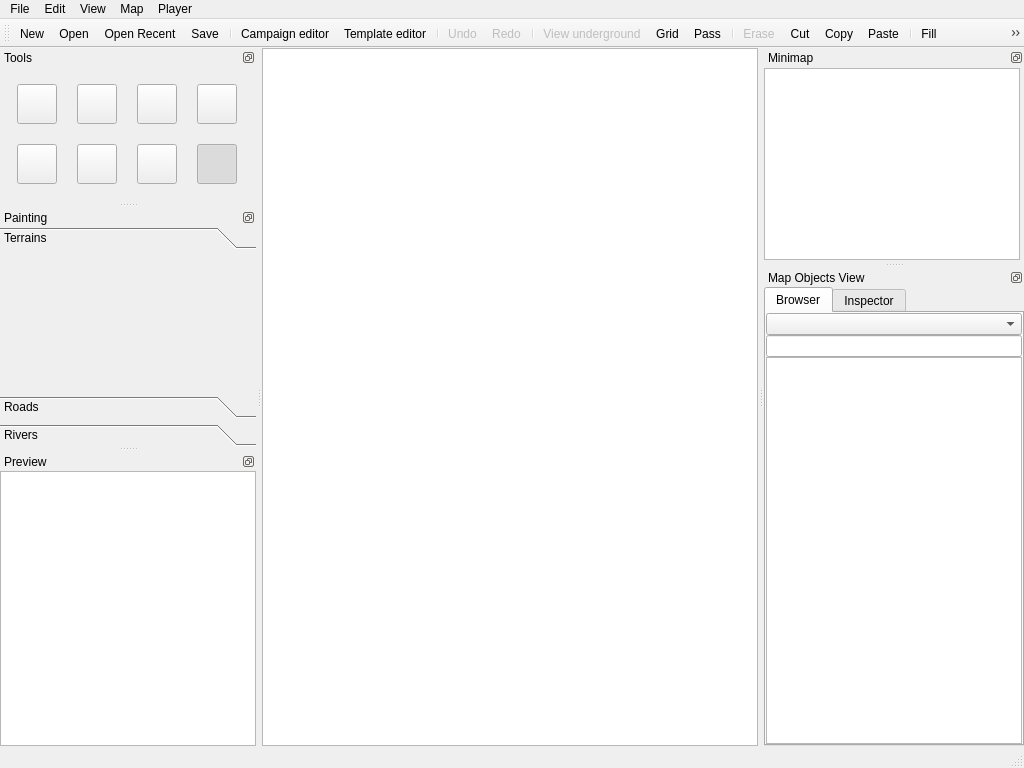
Old version of the form mapeditor/mainwindow.ui in the repository vcmi/vcmi.
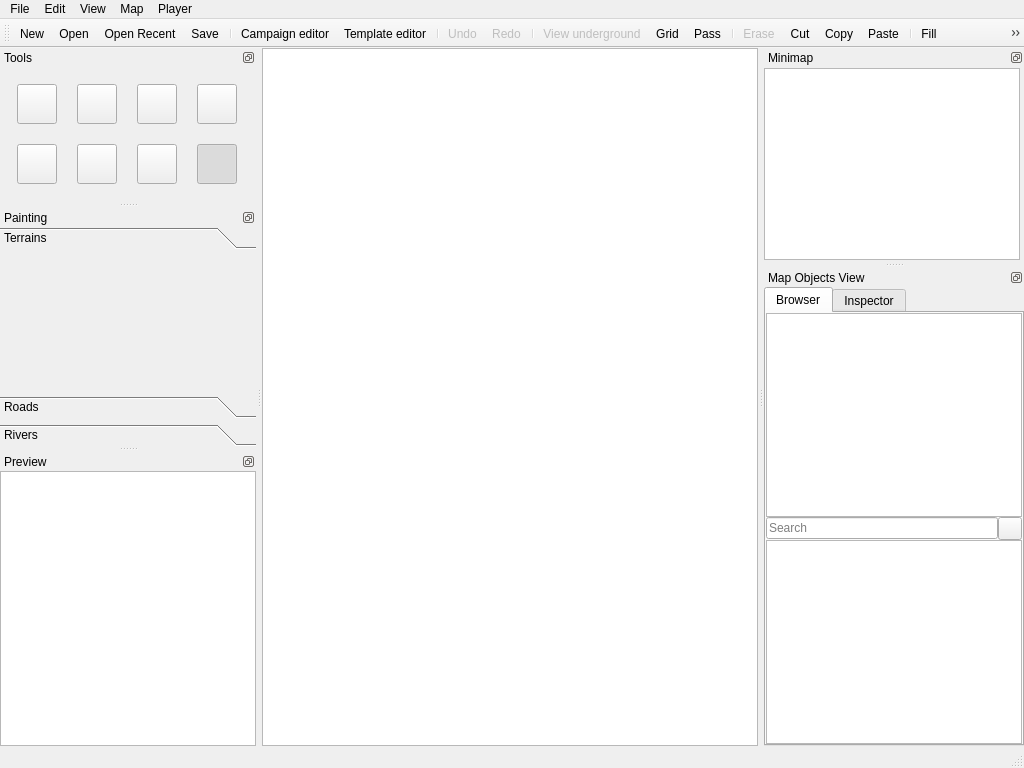
New version of the form. The open tabs and pages were chosen to show the change. Custom widgets are drawn as their Qt base class.

Commit message:
Replace map editor object tree with category buttons and icon grid
Category buttons and a thumbnail grid replace the tree, as in the H3
and HotA editors, and a toggle switches to a list with names. Terrain
buttons replace the terrain filter and show that terrain's obstacles
plus objects specific to it. Search still matches all objects.

Patch:
```diff
--- a/mapeditor/mainwindow.ui
+++ b/mapeditor/mainwindow.ui
@@ -336,20 +336,34 @@
           <number>0</number>
          </property>
          <item>
-          <widget class="QComboBox" name="terrainFilterCombo">
-           <property name="sizePolicy">
-            <sizepolicy hsizetype="Minimum" vsizetype="Fixed">
-             <horstretch>0</horstretch>
-             <verstretch>0</verstretch>
-            </sizepolicy>
-           </property>
-          </widget>
+          <widget class="ObjectCategoryList" name="categoryList"/>
          </item>
          <item>
-          <widget class="QLineEdit" name="filter"/>
+          <layout class="QHBoxLayout" name="filterLayout">
+           <item>
+            <widget class="QLineEdit" name="filter">
+             <property name="placeholderText">
+              <string>Search</string>
+             </property>
+             <property name="clearButtonEnabled">
+              <bool>true</bool>
+             </property>
+            </widget>
+           </item>
+           <item>
+            <widget class="QToolButton" name="viewModeButton">
+             <property name="toolTip">
+              <string>Show as list</string>
+             </property>
+             <property name="checkable">
+              <bool>true</bool>
+             </property>
+            </widget>
+           </item>
+          </layout>
          </item>
          <item>
-          <widget class="ObjectBrowser" name="treeView">
+          <widget class="ObjectBrowser" name="objectView">
            <property name="sizePolicy">
             <sizepolicy hsizetype="Minimum" vsizetype="Expanding">
              <horstretch>0</horstretch>
@@ -371,24 +385,6 @@
            <property name="dragDropMode">
             <enum>QAbstractItemView::DragOnly</enum>
            </property>
-           <property name="selectionBehavior">
-            <enum>QAbstractItemView::SelectItems</enum>
-           </property>
-           <property name="iconSize">
-            <size>
-             <width>32</width>
-             <height>32</height>
-            </size>
-           </property>
-           <property name="indentation">
-            <number>12</number>
-           </property>
-           <property name="sortingEnabled">
-            <bool>true</bool>
-           </property>
-           <property name="headerHidden">
-            <bool>true</bool>
-           </property>
           </widget>
          </item>
         </layout>
@@ -1487,7 +1483,12 @@
   </customwidget>
   <customwidget>
    <class>ObjectBrowser</class>
-   <extends>QTreeView</extends>
+   <extends>QListView</extends>
+   <header>objectbrowser.h</header>
+  </customwidget>
+  <customwidget>
+   <class>ObjectCategoryList</class>
+   <extends>QListWidget</extends>
    <header>objectbrowser.h</header>
   </customwidget>
  </customwidgets>
```
The commit also changes 5 other files.
